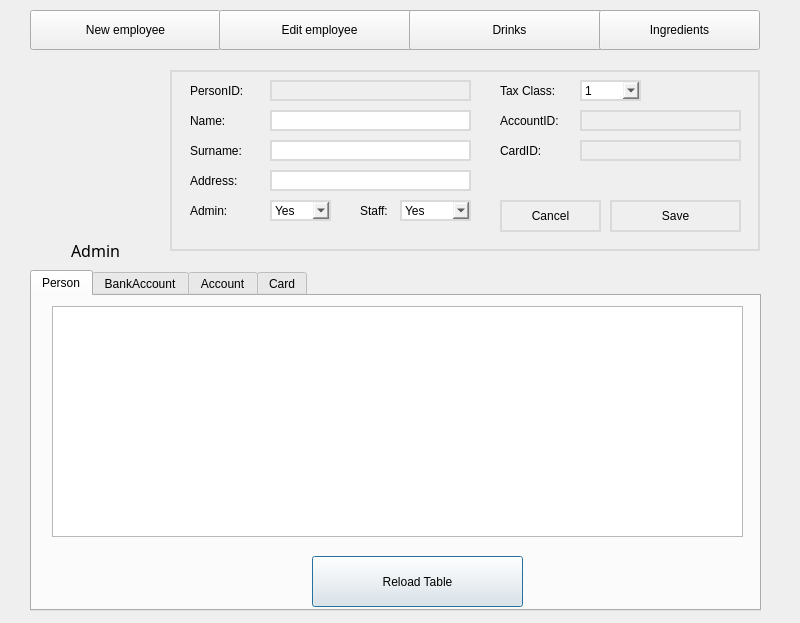
Above: adminwindow.ui from oleksa-oleksa/Coffee_Vending_Machine_Project before the change. Below: the same form after it.
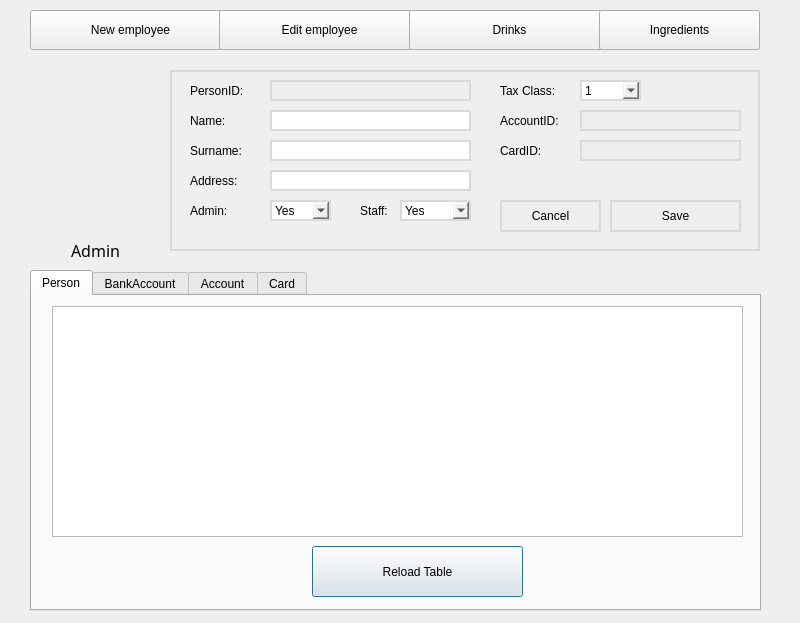
That is the form after the change. The open tabs and pages were chosen to show the change. Icons and pictures are not drawn.

Patch:
```diff
--- a/adminwindow.ui
+++ b/adminwindow.ui
@@ -67,7 +67,7 @@
      <property name="geometry">
       <rect>
        <x>280</x>
-       <y>260</y>
+       <y>250</y>
        <width>211</width>
        <height>51</height>
       </rect>
@@ -200,7 +200,7 @@
     <rect>
      <x>30</x>
      <y>10</y>
-     <width>191</width>
+     <width>201</width>
      <height>40</height>
     </rect>
    </property>
```
Left out of the diff: 10 changed lines with no effect on the pictures.
